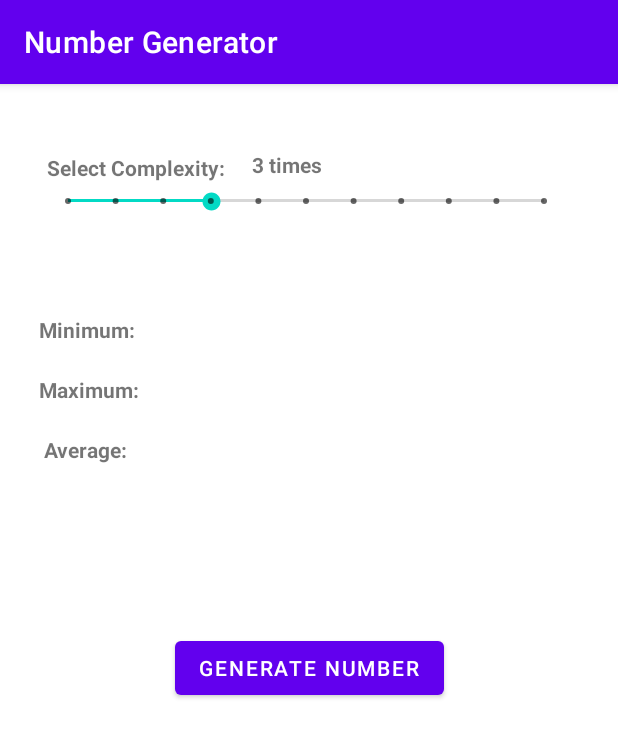
After one commit to megananhdaonguyen/CS4520InClassnguyen0421, an Android app: the InClass04 screen opened directly, with no data from a screen before it, on a phone screen of 412 x 824 dp. The commit adds this screen. Shown: the top 737 px of the screen. Run offline under Robolectric (Android 15) with nearby library versions, the phone set to English and light mode, and no system bars.

Commit message:
Committing InClass 04.

```diff
--- /dev/null
+++ b/app/src/main/java/com/example/demo/InClass04.java
@@ -0,0 +1,110 @@
+package com.example.demo;
+
+import android.os.Bundle;
+import android.os.Handler;
+import android.os.Looper;
+import android.os.Message;
+import android.view.View;
+import android.widget.Button;
+import android.widget.ProgressBar;
+import android.widget.SeekBar;
+import android.widget.TextView;
+
+import androidx.annotation.NonNull;
+import androidx.appcompat.app.AppCompatActivity;
+
+import java.util.concurrent.ExecutorService;
+import java.util.concurrent.Executors;
+
+// Megan Nguyen
+// InClass04
+public class InClass04 extends AppCompatActivity {
+
+    private ExecutorService threadPool;
+    private TextView complexity;
+    private SeekBar seekbar;
+    private TextView min_Result;
+    private TextView max_Result;
+    private TextView avg_Result;
+    private Button button_Generate_Num;
+    private ProgressBar progressBar;
+    private int seekbar_val = 0;
+    private Handler messageQueue;
+
+    @Override
+    protected void onCreate(Bundle savedInstanceState) {
+        super.onCreate(savedInstanceState);
+        setContentView(R.layout.number_generator);
+        setTitle("Number Generator");
+        threadPool = Executors.newFixedThreadPool(1);
+
+        complexity = findViewById(R.id.textview_complexity);
+        seekbar = findViewById(R.id.seekbar_complexity);
+        min_Result = findViewById(R.id.textview_min_result);
+        max_Result = findViewById(R.id.textview_max_result);
+        avg_Result = findViewById(R.id.textview_average_result);
+        button_Generate_Num = findViewById(R.id.button_generate);
+        progressBar = findViewById(R.id.progressBar_generate_number);
+
+        seekbar_val = 3;
+        complexity.setText("3 times");
+
+        seekbar.setOnSeekBarChangeListener(new SeekBar.OnSeekBarChangeListener() {
+            @Override
+            public void onProgressChanged(SeekBar seekBar, int progress, boolean fromUser) {
+                seekbar_val = progress;
+            }
+
+            @Override
+            public void onStartTrackingTouch(SeekBar seekBar) {
+
+            }
+
+            @Override
+            public void onStopTrackingTouch(SeekBar seek) {
+                complexity.setText(String.format("%d times", seekbar_val));
+            }
+        });
+
+        messageQueue = new Handler(Looper.getMainLooper(), new Handler.Callback() {
+            @Override
+            public boolean handleMessage(@NonNull Message message) {
+                switch(message.what){
+                    case HeavyWork.STATUS_START:
+                        break;
+                    case HeavyWork.STATUS_END:
+                        Bundle receivedDataEnd = message.getData();
+                        double[] results = receivedDataEnd.getDoubleArray(HeavyWork.KEY_RESULT);
+                        min_Result.setText(String.format("%s", results[0]));
+                        max_Result.setText(String.format("%s", results[1]));
+                        avg_Result.setText(String.format("%s", results[2]));
+                        progressBar.setVisibility(ProgressBar.INVISIBLE);
+                        break;
+                    case HeavyWork.STATUS_PROGRESS:
+                        Bundle receivedDataProgress = message.getData();
+                        int progress = receivedDataProgress.getInt(HeavyWork.KEY_PROGRESS);
+                        progressBar.setProgress(progress + 1);
+                        break;
+                }
+                return false;
+            }
+        });
+
+        button_Generate_Num.setOnClickListener(new View.OnClickListener() {
+            @Override
+            public void onClick(View view) {
+                if (seekbar_val == 0) {
+                    min_Result.setText("0");
+                    max_Result.setText("0");
+                    avg_Result.setText("0");
+                } else {
+                    progressBar.setVisibility(ProgressBar.VISIBLE);
+                    threadPool.execute(
+                            new HeavyWork(seekbar_val, messageQueue)
+                    );
+                }
+            }
+        });
+
+    }
+}
--- /dev/null
+++ b/app/src/main/res/layout/number_generator.xml
@@ -0,0 +1,139 @@
+<?xml version="1.0" encoding="utf-8"?>
+<androidx.constraintlayout.widget.ConstraintLayout xmlns:android="http://schemas.android.com/apk/res/android"
+    xmlns:app="http://schemas.android.com/apk/res-auto"
+    xmlns:tools="http://schemas.android.com/tools"
+    android:layout_width="match_parent"
+    android:layout_height="match_parent">
+
+    <TextView
+        android:id="@+id/textview_complexity"
+        android:layout_width="135dp"
+        android:layout_height="22dp"
+        android:layout_marginStart="168dp"
+        android:layout_marginTop="44dp"
+        android:text="0"
+        android:textStyle="bold"
+        app:layout_constraintStart_toStartOf="parent"
+        app:layout_constraintTop_toTopOf="parent" />
+
+    <TextView
+        android:id="@+id/textview_select_complexity2"
+        android:layout_width="wrap_content"
+        android:layout_height="wrap_content"
+        android:layout_marginStart="32dp"
+        android:layout_marginTop="46dp"
+        android:layout_marginEnd="260dp"
+        android:text="Select Complexity: "
+        android:textStyle="bold"
+        app:layout_constraintEnd_toEndOf="parent"
+        app:layout_constraintStart_toStartOf="parent"
+        app:layout_constraintTop_toTopOf="parent" />
+
+    <SeekBar
+        android:id="@+id/seekbar_complexity"
+        style="@style/Widget.AppCompat.SeekBar.Discrete"
+        android:layout_width="349dp"
+        android:layout_height="16dp"
+        android:layout_marginStart="29dp"
+        android:layout_marginTop="4dp"
+        android:layout_marginEnd="33dp"
+        android:max="10"
+        android:progress="3"
+        app:layout_constraintEnd_toEndOf="parent"
+        app:layout_constraintStart_toStartOf="parent"
+        app:layout_constraintTop_toBottomOf="@+id/textview_complexity" />
+
+    <TextView
+        android:id="@+id/textView2"
+        android:layout_width="wrap_content"
+        android:layout_height="wrap_content"
+        android:layout_marginStart="29dp"
+        android:layout_marginTop="68dp"
+        android:layout_marginEnd="322dp"
+        android:text="Minimum: "
+        android:textStyle="bold"
+        app:layout_constraintEnd_toEndOf="parent"
+        app:layout_constraintStart_toStartOf="parent"
+        app:layout_constraintTop_toBottomOf="@+id/seekbar_complexity" />
+
+    <TextView
+        android:id="@+id/textview_max"
+        android:layout_width="wrap_content"
+        android:layout_height="wrap_content"
+        android:layout_marginStart="29dp"
+        android:layout_marginTop="108dp"
+        android:layout_marginEnd="322dp"
+        android:text="Maximum: "
+        android:textStyle="bold"
+        app:layout_constraintEnd_toEndOf="parent"
+        app:layout_constraintHorizontal_bias="0.428"
+        app:layout_constraintStart_toStartOf="parent"
+        app:layout_constraintTop_toBottomOf="@+id/seekbar_complexity" />
+
+    <TextView
+        android:id="@+id/textview_average"
+        android:layout_width="wrap_content"
+        android:layout_height="wrap_content"
+        android:layout_marginStart="29dp"
+        android:layout_marginTop="148dp"
+        android:layout_marginEnd="322dp"
+        android:text="Average: "
+        android:textStyle="bold"
+        app:layout_constraintEnd_toEndOf="parent"
+        app:layout_constraintHorizontal_bias="0.0"
+        app:layout_constraintStart_toStartOf="parent"
+        app:layout_constraintTop_toBottomOf="@+id/seekbar_complexity" />
+
+    <TextView
+        android:id="@+id/textview_min_result"
+        android:layout_width="0dp"
+        android:layout_height="18dp"
+        android:layout_marginStart="130dp"
+        android:layout_marginTop="155dp"
+        app:layout_constraintStart_toEndOf="@+id/textView2"
+        app:layout_constraintTop_toTopOf="parent" />
+
+    <TextView
+        android:id="@+id/textview_max_result"
+        android:layout_width="wrap_content"
+        android:layout_height="wrap_content"
+        android:layout_marginStart="128dp"
+        android:layout_marginTop="192dp"
+        app:layout_constraintStart_toEndOf="@+id/textview_max"
+        app:layout_constraintTop_toTopOf="parent" />
+
+    <TextView
+        android:id="@+id/textview_average_result"
+        android:layout_width="170dp"
+        android:layout_height="34dp"
+        android:layout_marginStart="134dp"
+        android:layout_marginTop="232dp"
+        app:layout_constraintStart_toEndOf="@+id/textview_average"
+        app:layout_constraintTop_toTopOf="parent" />
+
+    <Button
+        android:id="@+id/button_generate"
+        android:layout_width="wrap_content"
+        android:layout_height="wrap_content"
+        android:layout_marginStart="115dp"
+        android:layout_marginTop="279dp"
+        android:layout_marginEnd="115dp"
+        android:text="@string/generate_number"
+        app:layout_constraintEnd_toEndOf="parent"
+        app:layout_constraintStart_toStartOf="parent"
+        app:layout_constraintTop_toBottomOf="@+id/seekbar_complexity" />
+
+    <ProgressBar
+        android:id="@+id/progressBar_generate_number"
+        style="?android:attr/progressBarStyleHorizontal"
+        android:layout_width="369dp"
+        android:layout_height="91dp"
+        android:layout_marginStart="21dp"
+        android:layout_marginTop="60dp"
+        android:layout_marginEnd="21dp"
+        android:visibility="invisible"
+        app:layout_constraintEnd_toEndOf="parent"
+        app:layout_constraintStart_toStartOf="parent"
+        app:layout_constraintTop_toBottomOf="@+id/button_generate" />
+
+</androidx.constraintlayout.widget.ConstraintLayout>
--- a/app/src/main/res/values/strings.xml
+++ b/app/src/main/res/values/strings.xml
@@ -18,4 +18,6 @@
     <string name="InClass02">InClass02</string>
     <string name="InClass01">InClass01</string>
     <string name="Practice">Practice</string>
+    <string name="InClass04">InClass04</string>
+    <string name="generate_number">Generate Number</string>
 </resources>
```
Also changed, not shown: app/src/main/AndroidManifest.xml (+10 -0 lines), app/src/main/java/com/example/demo/HeavyWork.java (added, +114 -0 lines), app/src/main/java/com/example/demo/MainActivity.java (+12 -0 lines), app/src/main/res/layout/activity_main.xml (+13 -0 lines).
